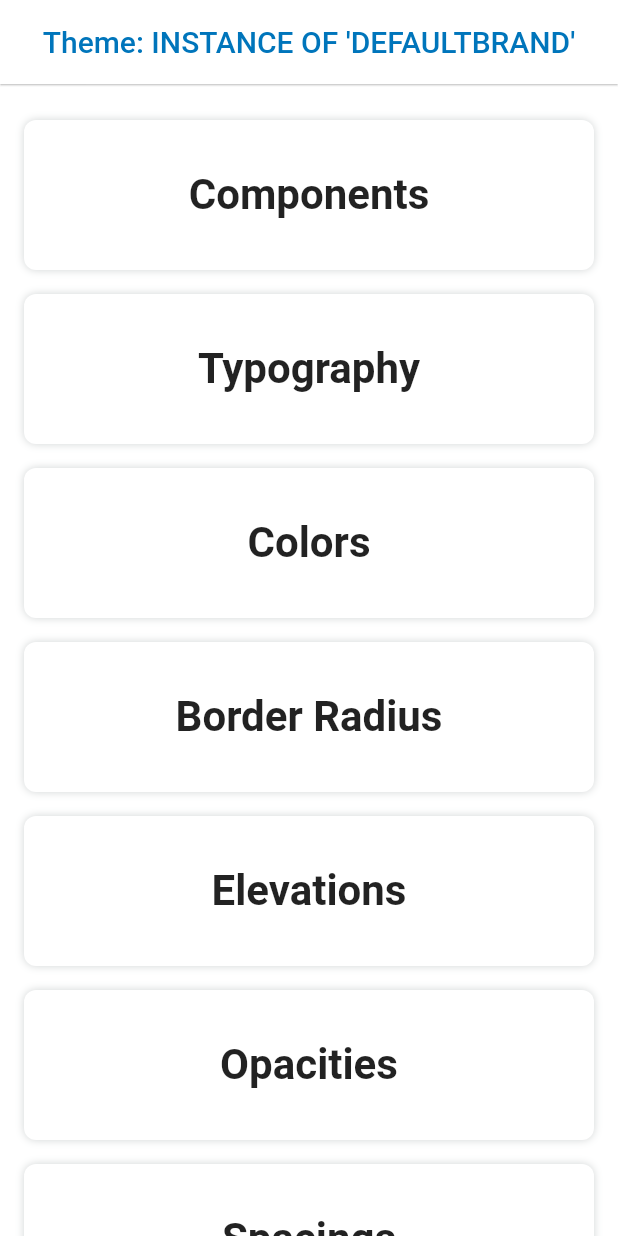
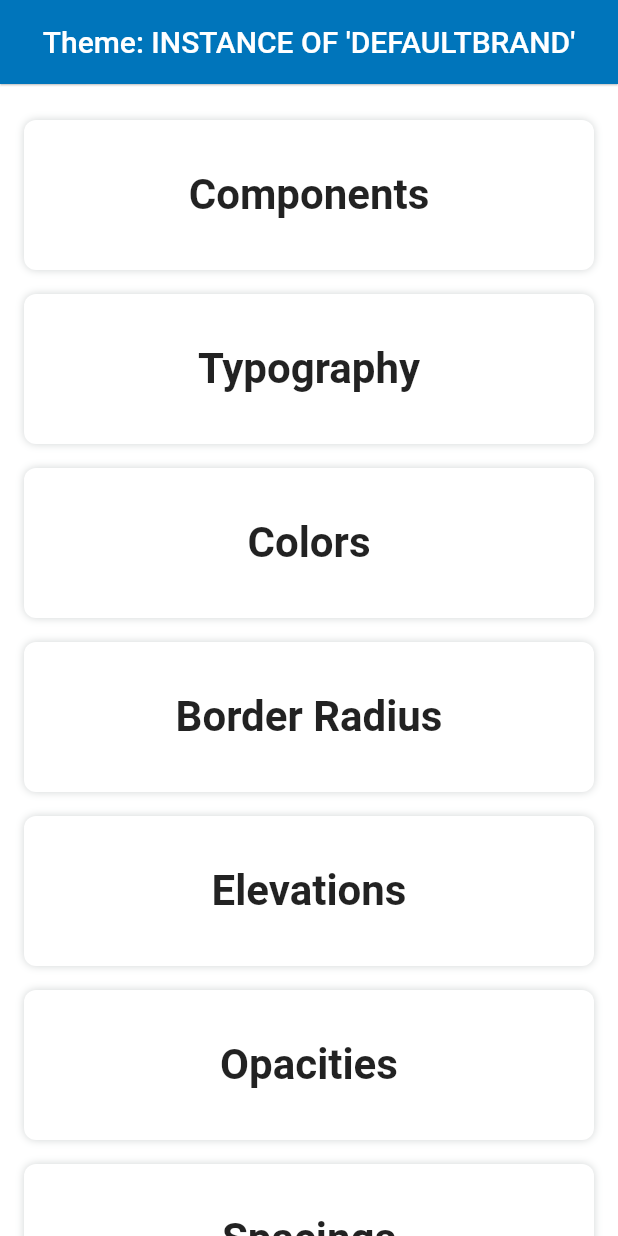
Before and after one commit to socialmohansingh/Flutter_Design_Extension, a Flutter app: the screen it shows after launch, on a phone screen of 412 x 824 dp. Run offline on Flutter 3.47's test engine with Material 2 defaults, Android fonts, the phone set to English and light mode, and no system bars; our stand-ins replace flutter_bloc, localization.

Commit message:
app bar backgournd color updated

```diff
--- a/lib/src/components/screens/custom_scaffold.dart
+++ b/lib/src/components/screens/custom_scaffold.dart
@@ -7,6 +7,8 @@ class CustomScaffold extends StatelessWidget {
   final double elevation;
   final Widget body;
   final Color? alternativeBackgroundColor;
+  final Color? appBarBackgroundColor;
+  final Color? appBarForgroundColor;
   final Widget? leading;
   final List<Widget> actions;
   final PreferredSizeWidget? customAppBar;
@@ -22,6 +24,8 @@ class CustomScaffold extends StatelessWidget {
     this.alternativeBackgroundColor,
     this.customAppBar,
     this.floatingActionButton,
+    this.appBarBackgroundColor,
+    this.appBarForgroundColor,
     super.key,
   });
 
@@ -32,19 +36,16 @@ class CustomScaffold extends StatelessWidget {
     return GestureDetector(
       onTap: () => FocusManager.instance.primaryFocus?.unfocus(),
       child: Scaffold(
-        backgroundColor: alternativeBackgroundColor ??
-            theme.colors.brand.background ??
-            theme.colors.neutral.white,
+        backgroundColor:
+            alternativeBackgroundColor ?? theme.colors.brand.background,
         body: body,
         appBar: customAppBar ??
             AppBar(
               elevation: elevation,
               centerTitle: centerTitle,
-              foregroundColor: theme.colors.brand.background != null
-                  ? theme.colors.brand.main
-                  : theme.colors.neutral.white,
-              backgroundColor:
-                  theme.colors.brand.background ?? theme.colors.brand.main,
+              foregroundColor:
+                  appBarForgroundColor ?? theme.colors.neutral.white,
+              backgroundColor: appBarBackgroundColor ?? theme.colors.brand.main,
               title: title,
               leading: leading,
               actions: actions,
```
